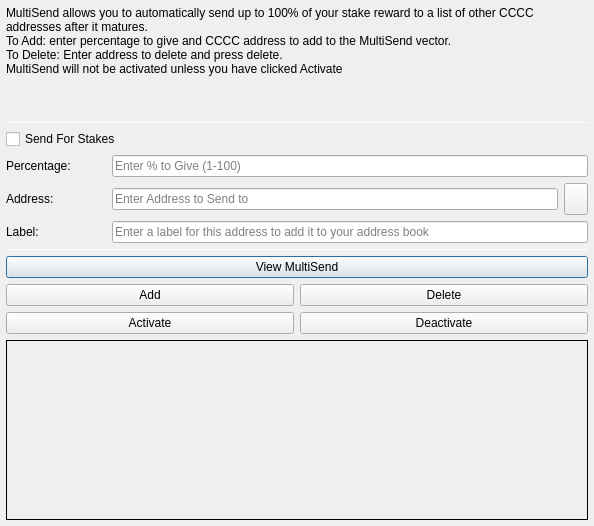
Qt form src/qt/forms/multisenddialog.ui (jonspock/tessa) before a commit.
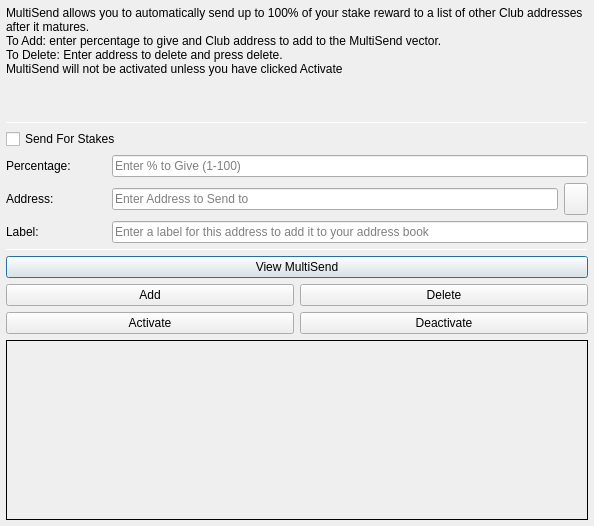
The same form after that commit. Icons and pictures are not drawn.

Commit message: renaming to club

What changed in the file:
```diff
--- a/src/qt/forms/multisenddialog.ui
+++ b/src/qt/forms/multisenddialog.ui
@@ -37,8 +37,8 @@
         <number>1</number>
        </property>
        <property name="text">
-        <string>MultiSend allows you to automatically send up to 100% of your stake reward to a list of other CCCC addresses after it matures.
-To Add: enter percentage to give and CCCC address to add to the MultiSend vector.
+        <string>MultiSend allows you to automatically send up to 100% of your stake reward to a list of other Club addresses after it matures.
+To Add: enter percentage to give and Club address to add to the MultiSend vector.
 To Delete: Enter address to delete and press delete.
 MultiSend will not be activated unless you have clicked Activate</string>
        </property>
```
The commit also changes 174 other files.
